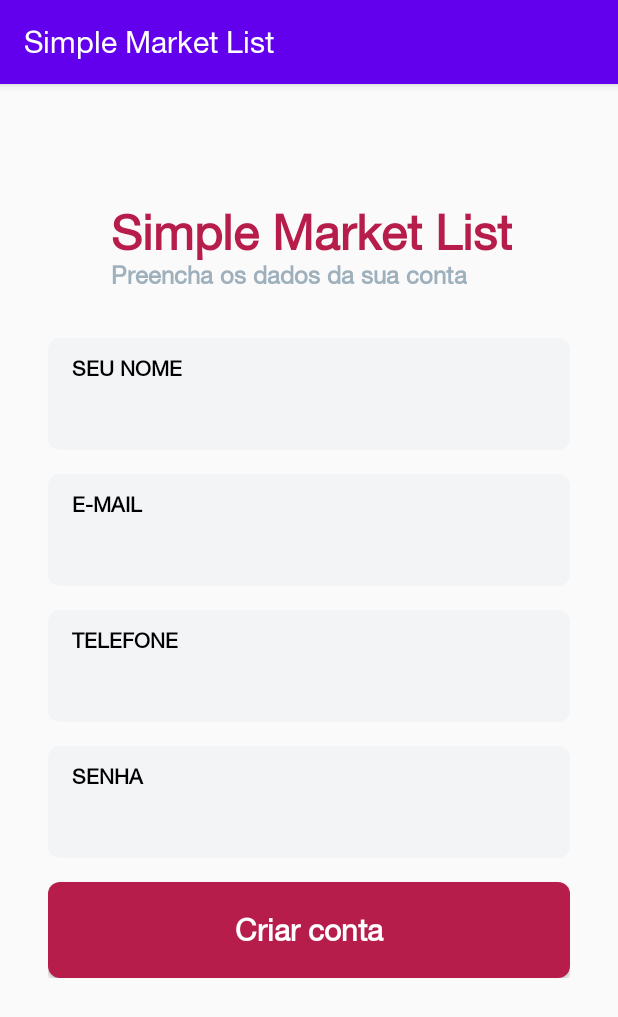
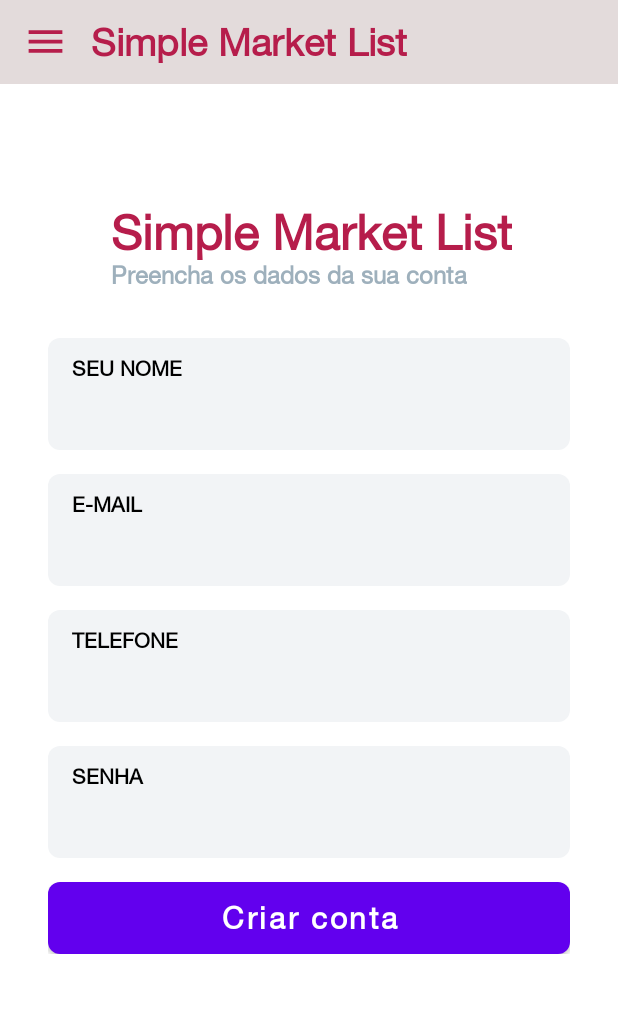
Before and after one commit to dgaguiar/fiap-android-24mob, an Android app: the SignUpFragment screen opened through its navigation route, on a phone screen of 412 x 824 dp. Shown: the top 1017 px of the screen. Run offline under Robolectric (Android 15) with nearby library versions, the light colour scheme and no system bars; our stand-ins replace Firebase (no records; nobody signed in at launch, a user with empty details on screens opened directly), navigation-ui.

Commit message:
Criaçao da navigationview e visual da tela hone

```diff
--- a/SimpleMarketList/app/build.gradle
+++ b/SimpleMarketList/app/build.gradle
@@ -4,6 +4,7 @@ plugins {
     id 'com.google.gms.google-services'
     id 'com.google.firebase.crashlytics'
     id 'androidx.navigation.safeargs.kotlin'
+    id 'kotlin-parcelize'
 }
 
 android {
@@ -53,7 +54,9 @@ dependencies {
     implementation 'com.google.firebase:firebase-analytics-ktx:21.2.0'
     implementation 'com.google.firebase:firebase-auth-ktx:21.0.1'
     implementation 'com.google.firebase:firebase-crashlytics-ktx:18.3.1'
-    implementation 'com.google.firebase:firebase-firestore-ktx:23.0.3'
+    implementation 'com.google.firebase:firebase-firestore:21.3.1'
+    implementation 'com.google.firebase:firebase-core:17.2.1'
+
 
     implementation 'com.airbnb.android:lottie:3.7.0'
 
@@ -62,5 +65,4 @@ dependencies {
 
     androidTestImplementation 'androidx.test.espresso:espresso-core:3.4.0'
 
-
 }
--- /dev/null
+++ b/SimpleMarketList/app/src/main/java/com/example/simplemarketlist/DrawerController.kt
@@ -0,0 +1,6 @@
+package com.example.simplemarketlist
+
+interface DrawerController {
+    public fun setDrawer_locked()
+    public fun setDrawer_unlocked()
+}
--- a/SimpleMarketList/app/src/main/java/com/example/simplemarketlist/MainActivity.kt
+++ b/SimpleMarketList/app/src/main/java/com/example/simplemarketlist/MainActivity.kt
@@ -4,12 +4,44 @@ import androidx.appcompat.app.AppCompatActivity
 import android.os.Bundle
 import android.view.Window
 import android.view.WindowManager
+import android.widget.ImageView
+import android.widget.LinearLayout
+import androidx.core.view.GravityCompat
+import androidx.core.view.isVisible
+import androidx.drawerlayout.widget.DrawerLayout
+import androidx.navigation.NavController
+import androidx.navigation.Navigation
+import androidx.navigation.ui.NavigationUI
+import com.google.android.material.navigation.NavigationView
 
-class MainActivity : AppCompatActivity() {
+class MainActivity : AppCompatActivity(), DrawerController  {
+    lateinit var drawerLayout: DrawerLayout
+    lateinit var imageView: ImageView
+    lateinit var navigationView: NavigationView
+    lateinit var navController: NavController
+    lateinit var linearlayout: LinearLayout
+
     override fun onCreate(savedInstanceState: Bundle?) {
         super.onCreate(savedInstanceState)
         setContentView(R.layout.activity_main)
+
+        linearlayout = findViewById(R.id.layoutToolBar)
+        drawerLayout = findViewById(R.id.drawerLayout)
+        imageView = findViewById(R.id.imageMenu)
+
+        imageView.setOnClickListener {
+            drawerLayout.openDrawer(GravityCompat.START)
+        }
+
+        navigationView = findViewById(R.id.navigationView)
+
+        navController = Navigation.findNavController(this, R.id.navHostFragment)
+        NavigationUI.setupWithNavController(navigationView, navController)
+
+
     }
+
+
 
     private fun fullScreen() {
         this.requestWindowFeature(Window.FEATURE_NO_TITLE); supportActionBar?.hide()
@@ -18,4 +50,14 @@ class MainActivity : AppCompatActivity() {
             WindowManager.LayoutParams.FLAG_FULLSCREEN
         );
     }
+
+    override fun setDrawer_locked() {
+        drawerLayout.setDrawerLockMode(DrawerLayout.LOCK_MODE_LOCKED_CLOSED)
+        linearlayout.visibility = LinearLayout.GONE
+    }
+
+    override fun setDrawer_unlocked() {
+        drawerLayout.setDrawerLockMode(DrawerLayout.LOCK_MODE_UNLOCKED)
+        linearlayout.visibility = LinearLayout.VISIBLE
+    }
 }
--- /dev/null
+++ b/SimpleMarketList/app/src/main/res/drawable/ic_add.xml
@@ -0,0 +1,5 @@
+<vector android:height="24dp" android:tint="#000000"
+    android:viewportHeight="24" android:viewportWidth="24"
+    android:width="24dp" xmlns:android="http://schemas.android.com/apk/res/android">
+    <path android:fillColor="@android:color/white" android:pathData="M19,13h-6v6h-2v-6H5v-2h6V5h2v6h6v2z"/>
+</vector>
--- /dev/null
+++ b/SimpleMarketList/app/src/main/res/drawable/ic_menu.xml
@@ -0,0 +1,5 @@
+<vector android:height="24dp" android:tint="#000000"
+    android:viewportHeight="24" android:viewportWidth="24"
+    android:width="24dp" xmlns:android="http://schemas.android.com/apk/res/android">
+    <path android:fillColor="@android:color/white" android:pathData="M3,18h18v-2L3,16v2zM3,13h18v-2L3,11v2zM3,6v2h18L21,6L3,6z"/>
+</vector>
--- a/SimpleMarketList/app/src/main/res/layout/activity_main.xml
+++ b/SimpleMarketList/app/src/main/res/layout/activity_main.xml
@@ -1,19 +1,62 @@
 <?xml version="1.0" encoding="utf-8"?>
-<androidx.constraintlayout.widget.ConstraintLayout xmlns:android="http://schemas.android.com/apk/res/android"
+<androidx.drawerlayout.widget.DrawerLayout xmlns:android="http://schemas.android.com/apk/res/android"
     xmlns:app="http://schemas.android.com/apk/res-auto"
     xmlns:tools="http://schemas.android.com/tools"
+    android:id="@+id/drawerLayout"
     android:layout_width="match_parent"
-    android:layout_height="match_parent">
+    android:layout_height="match_parent"
+    tools:context=".ui.menu.MenuActivity">
 
-    <androidx.fragment.app.FragmentContainerView
-        android:id="@+id/navHostFragment"
-        android:name="androidx.navigation.fragment.NavHostFragment"
+    <androidx.constraintlayout.widget.ConstraintLayout
         android:layout_width="match_parent"
+        android:layout_height="match_parent">
+
+        <LinearLayout
+            android:id="@+id/layoutToolBar"
+            android:layout_width="match_parent"
+            android:layout_height="?actionBarSize"
+            android:background="@color/menuColor"
+            android:gravity="center_vertical"
+            android:orientation="horizontal"
+            android:paddingStart="15dp"
+            android:paddingEnd="15dp"
+            app:layout_constraintTop_toTopOf="parent">
+
+            <ImageView
+                android:id="@+id/imageMenu"
+                android:layout_width="30dp"
+                android:layout_height="30dp"
+                android:contentDescription="@string/app_name"
+                android:src="@drawable/ic_menu"
+                app:tint="@color/secondaryBackground" />
+
+            <TextView
+                android:layout_width="match_parent"
+                android:layout_height="wrap_content"
+                android:layout_marginStart="15dp"
+                android:text="@string/app_name"
+                android:textColor="@color/secondaryBackground"
+                android:textSize="25sp"
+                android:textStyle="bold" />
+
+        </LinearLayout>
+
+        <fragment
+            android:layout_width="match_parent"
+            android:layout_height="0dp"
+            app:layout_constraintTop_toBottomOf="@+id/layoutToolBar"
+            app:layout_constraintBottom_toBottomOf="parent"
+            android:id="@+id/navHostFragment"
+            android:name="androidx.navigation.fragment.NavHostFragment"
+            app:defaultNavHost="false"
+            app:navGraph="@navigation/main_nav_graph"/>
+
+    </androidx.constraintlayout.widget.ConstraintLayout>
+
+    <com.google.android.material.navigation.NavigationView
+        android:id="@+id/navigationView"
+        android:layout_width="wrap_content"
         android:layout_height="match_parent"
-        app:defaultNavHost="true"
-        app:layout_constraintBottom_toBottomOf="parent"
-        app:layout_constraintLeft_toLeftOf="parent"
-        app:layout_constraintRight_toRightOf="parent"
-        app:layout_constraintTop_toTopOf="parent"
-        app:navGraph="@navigation/main_nav_graph" />
-</androidx.constraintlayout.widget.ConstraintLayout>
+        app:menu="@menu/nav_menu"
+        android:layout_gravity="start" />
+</androidx.drawerlayout.widget.DrawerLayout>
--- /dev/null
+++ b/SimpleMarketList/app/src/main/res/menu/nav_menu.xml
@@ -0,0 +1,12 @@
+<?xml version="1.0" encoding="utf-8"?>
+<menu xmlns:android="http://schemas.android.com/apk/res/android">
+    <item
+        android:id="@+id/nav_Home"
+        android:title="@string/menu_home_home"/>
+    <item
+        android:id="@+id/nav_Sobre"
+        android:title="@string/sobre"/>
+    <item
+        android:id="@+id/nav_LogOut"
+        android:title="@string/logout"/>
+</menu>
--- a/SimpleMarketList/app/src/main/res/navigation/main_nav_graph.xml
+++ b/SimpleMarketList/app/src/main/res/navigation/main_nav_graph.xml
@@ -3,9 +3,9 @@
     xmlns:app="http://schemas.android.com/apk/res-auto"
     xmlns:tools="http://schemas.android.com/tools"
     android:id="@+id/main_nav_graph"
-    app:startDestination="@id/homeFragment">
+    app:startDestination="@id/nav_Home">
     <fragment
-        android:id="@+id/homeFragment"
+        android:id="@+id/nav_Home"
         android:name="com.example.simplemarketlist.ui.home.HomeFragment"
         android:label="BetterFuelFragment"
         tools:layout="@layout/fragment_home">
@@ -27,7 +27,7 @@
             app:uri="https://www.slm.com.br/signup" />
         <action
             android:id="@+id/action_signUpFragment_to_homeFragment"
-            app:destination="@id/homeFragment"
+            app:destination="@id/nav_Home"
             app:popUpTo="@id/logInFragment" />
     </fragment>
     <fragment
@@ -37,11 +37,18 @@
         tools:layout="@layout/fragment_log_in">
         <action
             android:id="@+id/action_logInFragment_to_homeFragment"
-            app:destination="@id/homeFragment"
+            app:destination="@id/nav_Home"
             app:popUpTo="@id/logInFragment"
             app:popUpToInclusive="true" />
         <action
             android:id="@+id/action_logInFragment_to_signUpFragment"
             app:destination="@id/signUpFragment" />
     </fragment>
+    <fragment
+        android:id="@+id/nav_Sobre"
+        android:name="com.example.simplemarketlist.ui.about.AboutFragment"
+        android:label="fragment_about"
+        tools:layout="@layout/fragment_about" />
+
+
 </navigation>
--- a/SimpleMarketList/app/src/main/res/values/colors.xml
+++ b/SimpleMarketList/app/src/main/res/values/colors.xml
@@ -21,4 +21,6 @@
     <color name="linkTextColor">@color/primaryTextColor</color>
     <color name="linkTextColorClicked">#E49C0C</color>
     <color name="linkTextColorDisabled">#666</color>
+
+    <color name="menuColor">#E3DBDB</color>
 </resources>
--- a/SimpleMarketList/app/src/main/res/values/strings.xml
+++ b/SimpleMarketList/app/src/main/res/values/strings.xml
@@ -31,6 +31,13 @@
     <string name="default_notification_channel_id">default</string>
     <string name="default_notification_channel_name">Padrão</string>
     <string name="default_notification_channel_description">Canal padrão de notificações</string>
+    <string name="produto">Produto</string>
+    <string name="marca">Marca</string>
+    <string name="pre_o">Preço</string>
+    <string name="salvar">Salvar</string>
+    <string name="logout">LogOut</string>
+    <string name="menu">Menu</string>
+    <string name="sobre">Sobre</string>
 
 
 </resources>
--- a/SimpleMarketList/app/src/main/res/values/styles.xml
+++ b/SimpleMarketList/app/src/main/res/values/styles.xml
@@ -1,7 +1,7 @@
 <resources>
 
     <!-- Base application theme. -->
-    <style name="AppTheme" parent="Theme.AppCompat.Light.DarkActionBar">
+    <style name="AppTheme" parent="Theme.MaterialComponents.Light.NoActionBar">
         <!-- Customize your theme here. -->
         <item name="colorPrimary">@color/colorPrimary</item>
         <item name="colorPrimaryDark">@color/colorPrimaryDark</item>
@@ -13,6 +13,7 @@
 
         <item name="colorControlNormal">@color/backgroundComponentColor</item>
         <item name="colorControlActivated">#96ADC3</item>
+
 
     </style>
 
@@ -125,4 +126,12 @@
         <item name="android:layout_height">32dp</item>
         <item name="android:layout_marginStart">8dp</item>
     </style>
+
+    <style name="TextStyle" parent="@android:style/TextAppearance">
+        <item name="android:textSize">20sp</item>
+        <item name="android:textColor">#aacbb4</item>
+    </style>
+
+
+
 </resources>
```
Also changed, not shown: SimpleMarketList/app/src/main/AndroidManifest.xml (+21 -0 lines), SimpleMarketList/app/src/main/java/com/example/simplemarketlist/models/Products.kt (added, +12 -0 lines), SimpleMarketList/app/src/main/java/com/example/simplemarketlist/ui/about/AboutFragment.kt (added, +29 -0 lines), SimpleMarketList/app/src/main/java/com/example/simplemarketlist/ui/base/BaseFragment.kt (+9 -0 lines), SimpleMarketList/app/src/main/res/layout/fragment_about.xml (added, +14 -0 lines), SimpleMarketList/app/src/main/res/layout/fragment_home.xml (+12 -3 lines), SimpleMarketList/app/src/main/res/layout/item_list.xml (added, +34 -0 lines).
